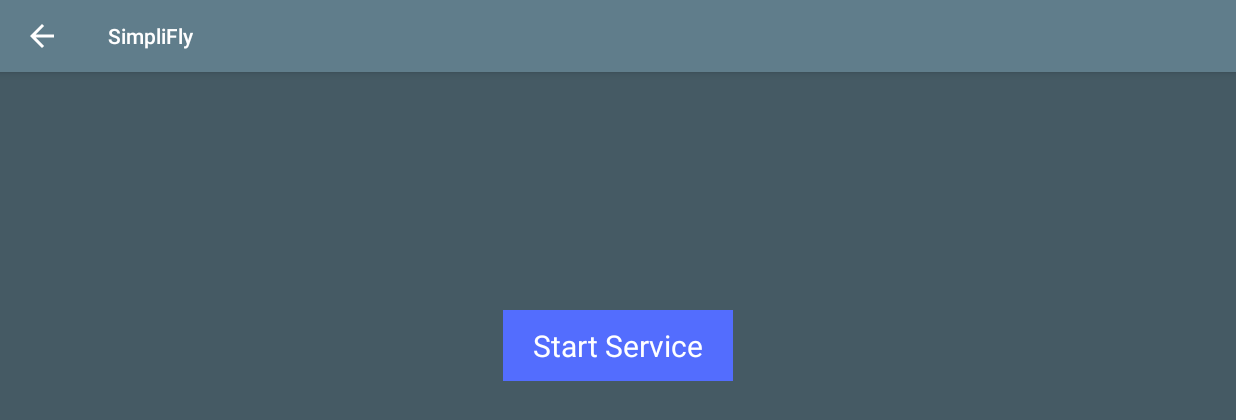
After one commit to joedodson/leidos-senior-design, an Android app: the MissionServiceTestActivity screen opened directly, with no data from a screen before it, on a phone screen of 824 x 412 dp (held sideways). The commit adds this screen. Shown: the top 420 px of the screen. Run offline under Robolectric (Android 15) with nearby library versions, the phone set to English and light mode, and no system bars; libraries missing offline, so code that uses them is left out: com.secneo.sdk.

Commit message:
more playing around with missions

```diff
--- a/DroneControllerApp/app/src/main/java/com/leidossd/dronecontrollerapp/MainActivity.java
+++ b/DroneControllerApp/app/src/main/java/com/leidossd/dronecontrollerapp/MainActivity.java
@@ -77,10 +77,6 @@ public class MainActivity extends AppCompatActivity implements
         gestureDetector = new GestureDetectorCompat(this, new GestureListener());
 
         configureActionBar();
-
-        missionRunner = BootstrapApplication.getMissionRunnerInstance();
-
-        missionRunner.startMission(this, new SpecificMission("Some Title"));
     }
 
 
@@ -122,7 +118,7 @@ public class MainActivity extends AppCompatActivity implements
                 break;
             case OPEN_DEVELOPER:
                 // Start Brians Activity
-                startActivity(new Intent(this, FlightTestActivity.class));
+                startActivity(new Intent(this, MissionServiceTestActivity.class));
                 break;
             case OPEN_SIMULATOR:
                 startActivity(new Intent(this, SimulatorActivity.class));
--- /dev/null
+++ b/DroneControllerApp/app/src/main/java/com/leidossd/dronecontrollerapp/MissionServiceTestActivity.java
@@ -0,0 +1,40 @@
+package com.leidossd.dronecontrollerapp;
+
+import android.app.NotificationChannel;
+import android.app.NotificationManager;
+import android.app.PendingIntent;
+import android.content.Intent;
+import android.os.Build;
+import android.os.Handler;
+import android.os.Looper;
+import android.support.v4.app.NotificationCompat;
+import android.support.v4.app.NotificationManagerCompat;
+import android.support.v7.app.AppCompatActivity;
+import android.os.Bundle;
+import android.view.View;
+import android.widget.TextView;
+
+import com.leidossd.dronecontrollerapp.missions.Mission;
+import com.leidossd.dronecontrollerapp.missions.SpecificMission;
+import com.leidossd.dronecontrollerapp.missions.runner.MissionRunner;
+
+import static com.leidossd.dronecontrollerapp.MainApplication.showToast;
+
+public class MissionServiceTestActivity extends AppCompatActivity {
+
+    MissionRunner missionRunner;
+
+    private static final String CHANNEL_ID = "SOME_CHANNEL";
+
+    @Override
+    protected void onCreate(Bundle savedInstanceState) {
+        super.onCreate(savedInstanceState);
+        setContentView(R.layout.activity_mission_service_test);
+
+        missionRunner = BootstrapApplication.getMissionRunnerInstance();
+    }
+
+    public void startService(View view) {
+        missionRunner.startMission(getApplicationContext(), new SpecificMission( "SpecificMission"));
+    }
+}
--- a/DroneControllerApp/app/src/main/java/com/leidossd/dronecontrollerapp/missions/Mission.java
+++ b/DroneControllerApp/app/src/main/java/com/leidossd/dronecontrollerapp/missions/Mission.java
@@ -5,6 +5,7 @@ import android.os.Parcelable;
 
 abstract public class Mission implements Parcelable {
     protected String title;
+    protected String status;
 
     Mission(String title) {
         this.title = title;
@@ -12,6 +13,7 @@ abstract public class Mission implements Parcelable {
 
     Mission(Parcel in) {
         title = in.readString();
+        status = in.readString();
     }
 
     //abstract Mission(Parcel in);
@@ -19,6 +21,7 @@ abstract public class Mission implements Parcelable {
     public String getTitle() {
         return title;
     }
+    public String getStatus() { return status; }
 
     abstract public void start();
     abstract public void stop();
--- /dev/null
+++ b/DroneControllerApp/app/src/main/res/layout/activity_mission_service_test.xml
@@ -0,0 +1,25 @@
+<?xml version="1.0" encoding="utf-8"?>
+<android.support.constraint.ConstraintLayout xmlns:android="http://schemas.android.com/apk/res/android"
+    xmlns:app="http://schemas.android.com/apk/res-auto"
+    xmlns:tools="http://schemas.android.com/tools"
+    android:layout_width="match_parent"
+    android:layout_height="match_parent"
+    tools:context=".MissionServiceTestActivity">
+
+    <Button
+        android:id="@+id/service_test_button"
+        android:layout_width="wrap_content"
+        android:layout_height="wrap_content"
+        android:layout_marginStart="8dp"
+        android:layout_marginLeft="8dp"
+        android:layout_marginTop="8dp"
+        android:layout_marginEnd="8dp"
+        android:layout_marginRight="8dp"
+        android:layout_marginBottom="8dp"
+        android:text="Start Service"
+        android:onClick="startService"
+        app:layout_constraintBottom_toBottomOf="parent"
+        app:layout_constraintEnd_toEndOf="parent"
+        app:layout_constraintStart_toStartOf="parent"
+        app:layout_constraintTop_toTopOf="parent" />
+</android.support.constraint.ConstraintLayout>
--- a/DroneControllerApp/app/src/main/res/values/strings.xml
+++ b/DroneControllerApp/app/src/main/res/values/strings.xml
@@ -3,6 +3,11 @@
 
     <!-- Splash Screen Progress Bar Text -->
     <string name="activity_splashscreen_progressBarText">Registering DJI SDK…</string>
+
+    <!-- Notification Strings -->
+    <string name="notification_channel_name">SimpliFly Channel</string>
+    <string name="notification_channel_description">Notications for Mission Updates</string>
+
 
     <!-- Drone Connection -->
     <string name="activity_droneconnection_infoText">Please ensure drone is connected to the device via USB or WiFi</string>
```
Also changed, not shown: DroneControllerApp/app/src/main/AndroidManifest.xml (+12 -7 lines), DroneControllerApp/app/src/main/java/com/leidossd/dronecontrollerapp/BootstrapApplication.java (+22 -2 lines), DroneControllerApp/app/src/main/java/com/leidossd/dronecontrollerapp/MissionStatusActivity.java (added, +16 -0 lines), DroneControllerApp/app/src/main/java/com/leidossd/dronecontrollerapp/missions/SpecificMission.java (+9 -6 lines), DroneControllerApp/app/src/main/java/com/leidossd/dronecontrollerapp/missions/runner/MissionRunner.java (+77 -39 lines), DroneControllerApp/app/src/main/java/com/leidossd/dronecontrollerapp/missions/runner/MissionRunnerService.java (added, +42 -0 lines), DroneControllerApp/app/src/main/res/layout/activity_mission_status.xml (added, +26 -0 lines).
